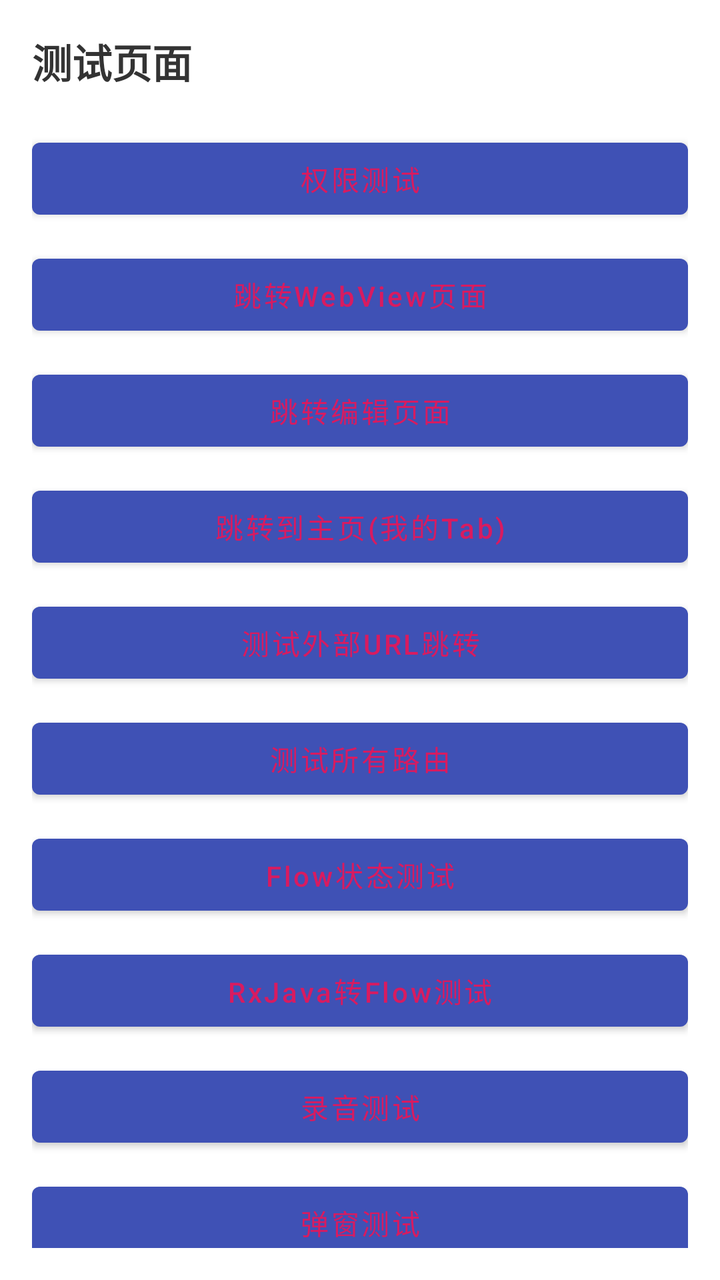
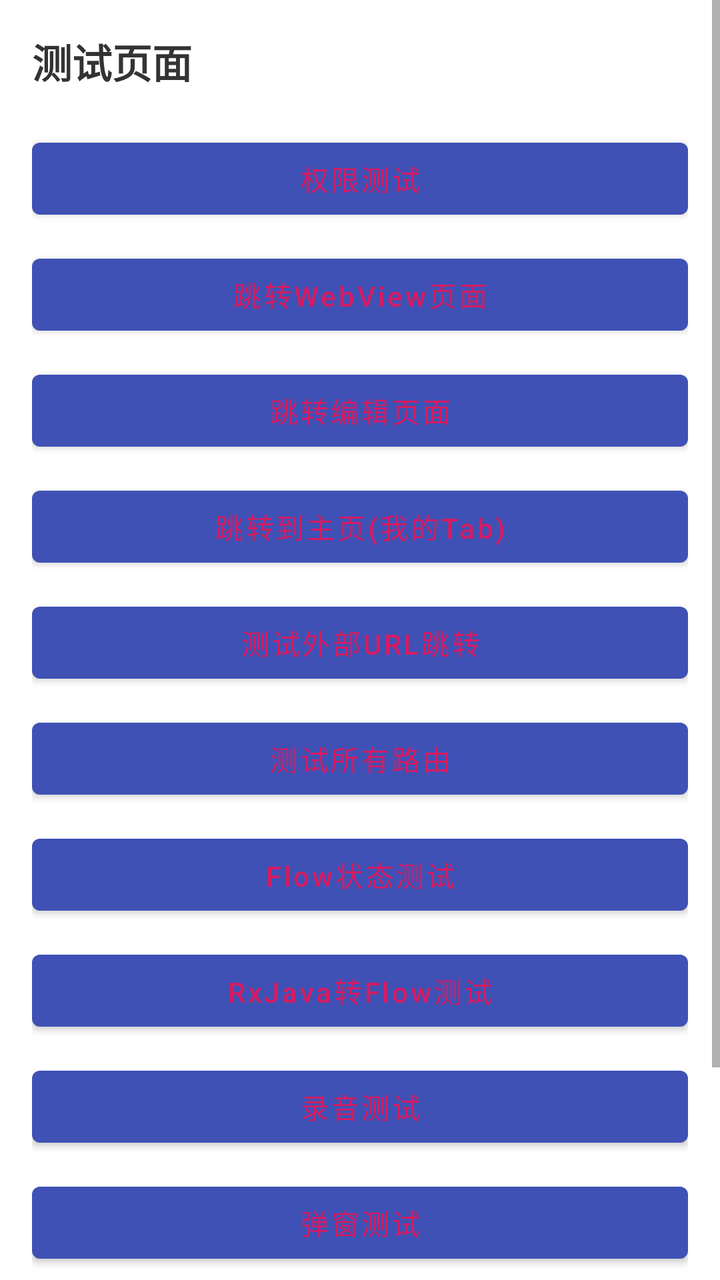

The first picture is an Android layout as it rendered before a commit; the second is the same layout after the commit. The layout source and the unified diff follow.
<!-- AndroidManifest.xml: another module's application theme AppTheme -->
<!-- res/layout/activity_test.xml -->
<?xml version="1.0" encoding="utf-8"?>
<layout xmlns:android="http://schemas.android.com/apk/res/android"
    xmlns:app="http://schemas.android.com/apk/res-auto"
    xmlns:tools="http://schemas.android.com/tools">

    <data>

    </data>

    <androidx.appcompat.widget.LinearLayoutCompat
        android:layout_width="match_parent"
        android:layout_height="match_parent"
        android:orientation="vertical"
        android:padding="16dp">

        <TextView
            android:layout_width="wrap_content"
            android:layout_height="wrap_content"
            android:layout_marginBottom="20dp"
            android:text="测试页面"
            android:textColor="#333333"
            android:textSize="20sp"
            android:textStyle="bold" />

        <Button
            android:id="@+id/btnPermission"
            android:layout_width="match_parent"
            android:layout_height="48dp"
            android:text="权限测试"
            android:textAllCaps="false" />

        <Button
            android:id="@+id/btnWebView"
            android:layout_width="match_parent"
            android:layout_height="48dp"
            android:layout_marginTop="10dp"
            android:text="跳转WebView页面"
            android:textAllCaps="false" />

        <Button
            android:id="@+id/btnEdit"
            android:layout_width="match_parent"
            android:layout_height="48dp"
            android:layout_marginTop="10dp"
            android:text="跳转编辑页面"
            android:textAllCaps="false" />

        <Button
            android:id="@+id/btnMain"
            android:layout_width="match_parent"
            android:layout_height="48dp"
            android:layout_marginTop="10dp"
            android:text="跳转到主页(我的Tab)"
            android:textAllCaps="false" />

        <Button
            android:id="@+id/btnExternalUrl"
            android:layout_width="match_parent"
            android:layout_height="48dp"
            android:layout_marginTop="10dp"
            android:text="测试外部URL跳转"
            android:textAllCaps="false" />

        <Button
            android:id="@+id/btnTestAll"
            android:layout_width="match_parent"
            android:layout_height="48dp"
            android:layout_marginTop="10dp"
            android:text="测试所有路由"
            android:textAllCaps="false" />

        <Button
            android:id="@+id/btnFlowTest"
            android:layout_width="match_parent"
            android:layout_height="48dp"
            android:layout_marginTop="10dp"
            android:text="Flow状态测试"
            android:textAllCaps="false" />

        <Button
            android:id="@+id/btnRxjavaFlowTest"
            android:layout_width="match_parent"
            android:layout_height="48dp"
            android:layout_marginTop="10dp"
            android:text="RxJava转Flow测试"
            android:textAllCaps="false" />

        <Button
            android:id="@+id/btnAudio"
            android:layout_width="match_parent"
            android:layout_height="48dp"
            android:layout_marginTop="10dp"
            android:text="录音测试"
            android:textAllCaps="false" />

        <Button
            android:id="@+id/btnDialog"
            android:layout_width="match_parent"
            android:layout_height="48dp"
            android:layout_marginTop="10dp"
            android:text="弹窗测试"
            android:textAllCaps="false" />

    </androidx.appcompat.widget.LinearLayoutCompat>
</layout>
<!-- resources referenced by this layout -->
<resources>
  <style name="AppTheme" parent="Theme.MaterialComponents.DayNight.NoActionBar">
          <item name="colorPrimary">@color/colorPrimary</item>
          <item name="colorPrimaryVariant">@color/colorPrimaryDark</item>
          <item name="colorOnPrimary">@color/colorAccent</item>
          <item name="android:statusBarColor" tools:targetApi="l">@color/colorPrimary</item>
          <item name="windowActionBar">false</item>
      </style>
  <color name="colorPrimary">#3F51B5</color>
  <color name="colorPrimaryDark">#303F9F</color>
  <color name="colorAccent">#D81B60</color>
</resources>

<!-- the commit's change to res/layout/activity_test.xml (unified diff, before → after) -->
@@ -7,99 +7,121 @@
 
     </data>
 
-    <androidx.appcompat.widget.LinearLayoutCompat
+    <ScrollView
         android:layout_width="match_parent"
-        android:layout_height="match_parent"
-        android:orientation="vertical"
-        android:padding="16dp">
+        android:layout_height="match_parent">
 
-        <TextView
-            android:layout_width="wrap_content"
-            android:layout_height="wrap_content"
-            android:layout_marginBottom="20dp"
-            android:text="测试页面"
-            android:textColor="#333333"
-            android:textSize="20sp"
-            android:textStyle="bold" />
+        <androidx.appcompat.widget.LinearLayoutCompat
+            android:layout_width="match_parent"
+            android:layout_height="match_parent"
+            android:orientation="vertical"
+            android:padding="16dp">
 
-        <Button
-            android:id="@+id/btnPermission"
-            android:layout_width="match_parent"
-            android:layout_height="48dp"
-            android:text="权限测试"
-            android:textAllCaps="false" />
+            <TextView
+                android:layout_width="wrap_content"
+                android:layout_height="wrap_content"
+                android:layout_marginBottom="20dp"
+                android:text="测试页面"
+                android:textColor="#333333"
+                android:textSize="20sp"
+                android:textStyle="bold" />
 
-        <Button
-            android:id="@+id/btnWebView"
-            android:layout_width="match_parent"
-            android:layout_height="48dp"
-            android:layout_marginTop="10dp"
-            android:text="跳转WebView页面"
-            android:textAllCaps="false" />
+            <Button
+                android:id="@+id/btnPermission"
+                android:layout_width="match_parent"
+                android:layout_height="48dp"
+                android:text="权限测试"
+                android:textAllCaps="false" />
 
-        <Button
-            android:id="@+id/btnEdit"
-            android:layout_width="match_parent"
-            android:layout_height="48dp"
-            android:layout_marginTop="10dp"
-            android:text="跳转编辑页面"
-            android:textAllCaps="false" />
+            <Button
+                android:id="@+id/btnWebView"
+                android:layout_width="match_parent"
+                android:layout_height="48dp"
+                android:layout_marginTop="10dp"
+                android:text="跳转WebView页面"
+                android:textAllCaps="false" />
 
-        <Button
-            android:id="@+id/btnMain"
-            android:layout_width="match_parent"
-            android:layout_height="48dp"
-            android:layout_marginTop="10dp"
-            android:text="跳转到主页(我的Tab)"
-            android:textAllCaps="false" />
+            <Button
+                android:id="@+id/btnEdit"
+                android:layout_width="match_parent"
+                android:layout_height="48dp"
+                android:layout_marginTop="10dp"
+                android:text="跳转编辑页面"
+                android:textAllCaps="false" />
 
-        <Button
-            android:id="@+id/btnExternalUrl"
-            android:layout_width="match_parent"
-            android:layout_height="48dp"
-            android:layout_marginTop="10dp"
-            android:text="测试外部URL跳转"
-            android:textAllCaps="false" />
+            <Button
+                android:id="@+id/btnMain"
+                android:layout_width="match_parent"
+                android:layout_height="48dp"
+                android:layout_marginTop="10dp"
+                android:text="跳转到主页(我的Tab)"
+                android:textAllCaps="false" />
 
-        <Button
-            android:id="@+id/btnTestAll"
-            android:layout_width="match_parent"
-            android:layout_height="48dp"
-            android:layout_marginTop="10dp"
-            android:text="测试所有路由"
-            android:textAllCaps="false" />
+            <Button
+                android:id="@+id/btnExternalUrl"
+                android:layout_width="match_parent"
+                android:layout_height="48dp"
+                android:layout_marginTop="10dp"
+                android:text="测试外部URL跳转"
+                android:textAllCaps="false" />
 
-        <Button
-            android:id="@+id/btnFlowTest"
-            android:layout_width="match_parent"
-            android:layout_height="48dp"
-            android:layout_marginTop="10dp"
-            android:text="Flow状态测试"
-            android:textAllCaps="false" />
+            <Button
+                android:id="@+id/btnTestAll"
+                android:layout_width="match_parent"
+                android:layout_height="48dp"
+                android:layout_marginTop="10dp"
+                android:text="测试所有路由"
+                android:textAllCaps="false" />
 
-        <Button
-            android:id="@+id/btnRxjavaFlowTest"
-            android:layout_width="match_parent"
-            android:layout_height="48dp"
-            android:layout_marginTop="10dp"
-            android:text="RxJava转Flow测试"
-            android:textAllCaps="false" />
+            <Button
+                android:id="@+id/btnFlowTest"
+                android:layout_width="match_parent"
+                android:layout_height="48dp"
+                android:layout_marginTop="10dp"
+                android:text="Flow状态测试"
+                android:textAllCaps="false" />
 
-        <Button
-            android:id="@+id/btnAudio"
-            android:layout_width="match_parent"
-            android:layout_height="48dp"
-            android:layout_marginTop="10dp"
-            android:text="录音测试"
-            android:textAllCaps="false" />
+            <Button
+                android:id="@+id/btnRxjavaFlowTest"
+                android:layout_width="match_parent"
+                android:layout_height="48dp"
+                android:layout_marginTop="10dp"
+                android:text="RxJava转Flow测试"
+                android:textAllCaps="false" />
 
-        <Button
-            android:id="@+id/btnDialog"
-            android:layout_width="match_parent"
-            android:layout_height="48dp"
-            android:layout_marginTop="10dp"
-            android:text="弹窗测试"
-            android:textAllCaps="false" />
+            <Button
+                android:id="@+id/btnAudio"
+                android:layout_width="match_parent"
+                android:layout_height="48dp"
+                android:layout_marginTop="10dp"
+                android:text="录音测试"
+                android:textAllCaps="false" />
 
-    </androidx.appcompat.widget.LinearLayoutCompat>
+            <Button
+                android:id="@+id/btnDialog"
+                android:layout_width="match_parent"
+                android:layout_height="48dp"
+                android:layout_marginTop="10dp"
+                android:text="弹窗测试"
+                android:textAllCaps="false" />
+
+            <Button
+                android:id="@+id/btnNetWork"
+                android:layout_width="match_parent"
+                android:layout_height="48dp"
+                android:layout_marginTop="10dp"
+                android:text="网络请求测试"
+                android:textAllCaps="false" />
+
+            <Button
+                android:id="@+id/btnNetWork2"
+                android:layout_width="match_parent"
+                android:layout_height="48dp"
+                android:layout_marginTop="10dp"
+                android:text="网络请求测试2"
+                android:textAllCaps="false" />
+
+        </androidx.appcompat.widget.LinearLayoutCompat>
+
+    </ScrollView>
 </layout>
